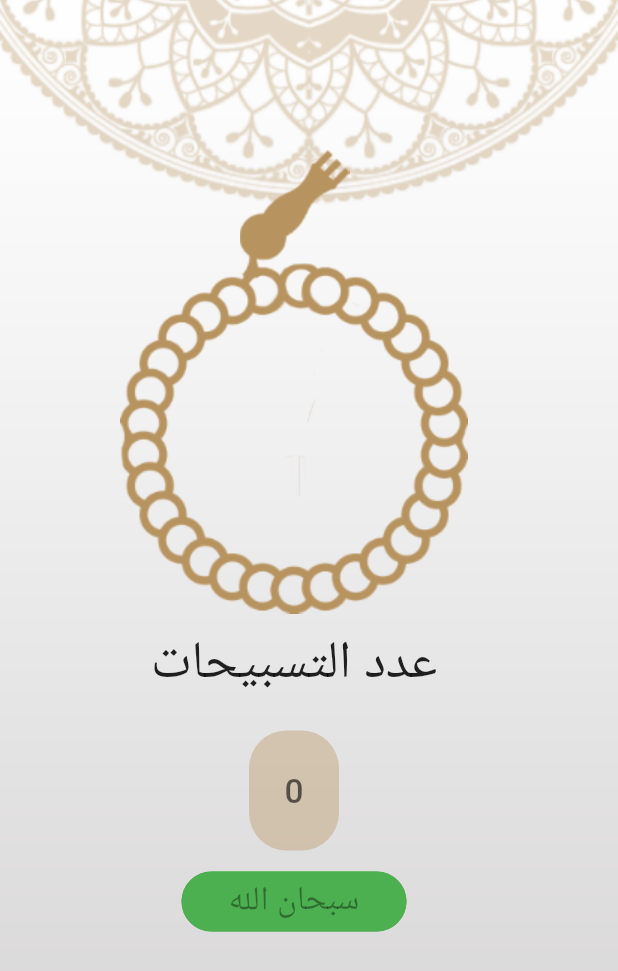
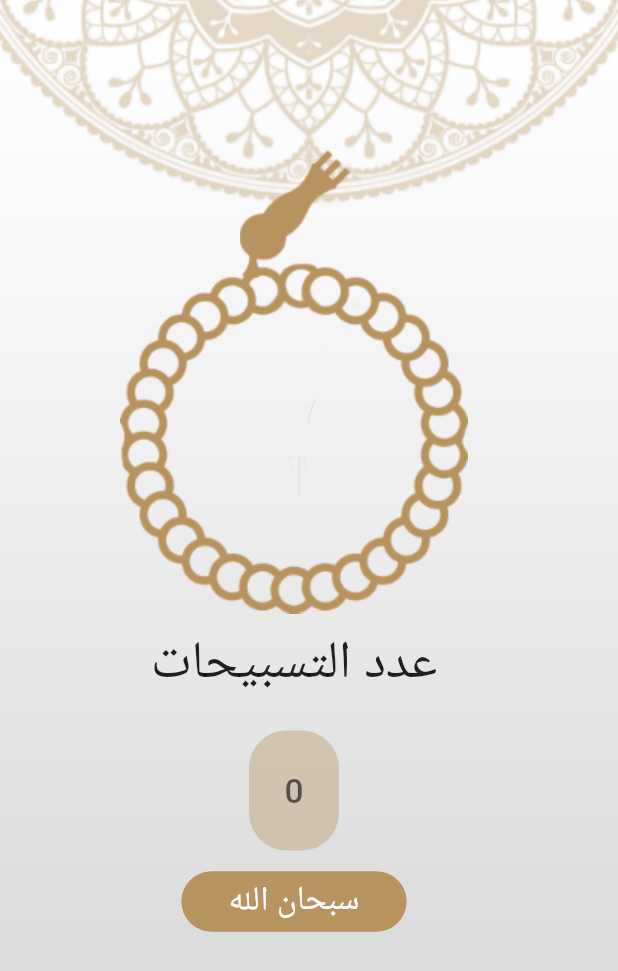
Before and after one commit to Eyadzz/Quran_Application, a Flutter app: the TasbeehScreen screen opened by its route, on a phone screen of 412 x 824 dp. Shown: the top 971 px of the screen. Run offline on Flutter 3.47's test engine with Material 2 defaults, Android fonts, the light colour scheme and no system bars; our stand-ins replace splashscreen.

Commit message:
recoloured button displaying tasbeehButtonLabel in TasbeehCounterDisplay Class

```diff
--- a/lib/TasbeehCounterDisplay.dart
+++ b/lib/TasbeehCounterDisplay.dart
@@ -100,14 +100,14 @@ class _TasbeehCounterDisplayState extends State<TasbeehCounterDisplay> {
 
         ElevatedButton(
             onPressed: null,
-            child: Text(tasbeehButtonLabel, textScaleFactor: 1.6),
+            child: Text(tasbeehButtonLabel, textScaleFactor: 1.6,style: TextStyle(color: Colors.white.withOpacity(1))),
             style: ButtonStyle(
-                backgroundColor: MaterialStateProperty.all(Colors.green),
+                backgroundColor: MaterialStateProperty.all(Color.fromRGBO(183, 147, 95, 1)),
                 minimumSize: MaterialStateProperty.all(Size(150,40)),
                 shape: MaterialStateProperty.all<RoundedRectangleBorder>(
                     RoundedRectangleBorder(
                         borderRadius: BorderRadius.circular(25.0),
-                        side: BorderSide(color: Colors.green)))))
+                        side: BorderSide(color: Color.fromRGBO(183, 147, 95, 1))))))
       ],
     );
   }
```
